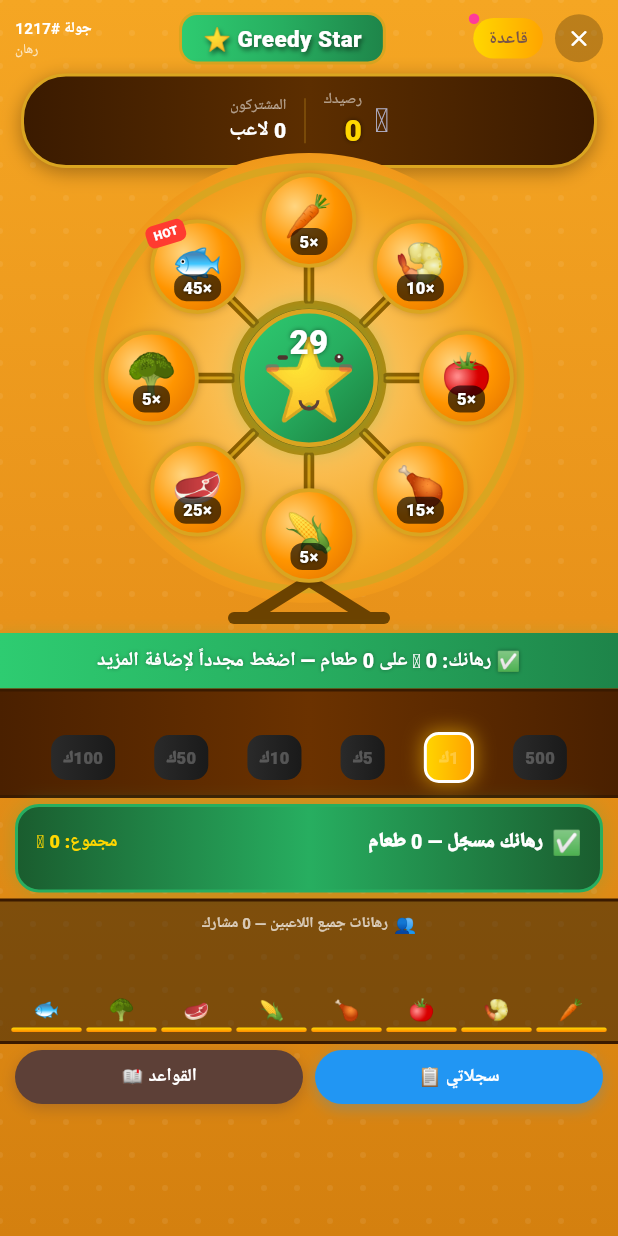
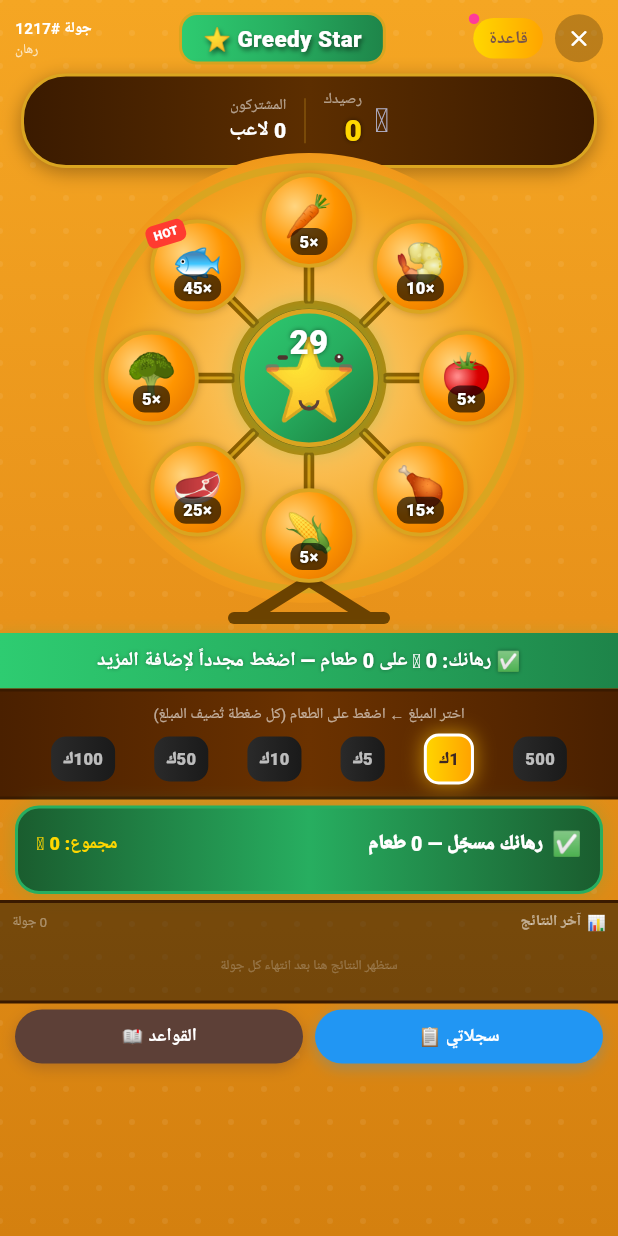
Before and after one commit to sheet-cmyk/chat-live, a Flutter app: the GreedyStarScreen screen opened by its route, on a phone screen of 412 x 824 dp. Run offline on Flutter 3.47's test engine with Material 3 defaults, Android fonts, the phone set to English and light mode, and no system bars; our stand-ins replace audioplayers, cached_network_image, cloud_firestore, firebase_auth, firebase_core, firebase_crashlytics and 13 more; missing offline and left inert: zego_express_engine; accounts and stored records are empty; Roboto replaces fonts that are missing (Cairo).

Commit message:
feat: recent winners strip, always-active amount bar, fixed bubbles
- Bottom bar now shows last 20 winning foods as history strip
- Winner stored in lastWinners[] in Firestore on each round start
- Amount bar stays tappable even after placing bets (change 10k to 500)
- Food bubbles no longer pulse/animate when bet is placed (stay fixed)

Co-Authored-By: Claude Sonnet 4.6 <noreply@anthropic.com>

```diff
--- a/lib/features/game/data/repositories/greedy_star_repository.dart
+++ b/lib/features/game/data/repositories/greedy_star_repository.dart
@@ -29,10 +29,12 @@ class GsState {
   final DateTime phaseStartAt;
   final int? winnerIndex;
   final List<WinnerInfo> topWinners;
+  final List<int> lastWinners; // food indices of last 20 winners (oldest first)
 
   const GsState({
     required this.phase, required this.roundId,
-    required this.phaseStartAt, required this.winnerIndex, required this.topWinners,
+    required this.phaseStartAt, required this.winnerIndex,
+    required this.topWinners, required this.lastWinners,
   });
 
   factory GsState.fromMap(Map<String, dynamic> d) {
@@ -41,12 +43,15 @@ class GsState {
     if (ts is Timestamp) startAt = ts.toDate();
     final winners = (d['topWinners'] as List<dynamic>?)
         ?.map((w) => WinnerInfo.fromMap(w as Map<String, dynamic>)).toList() ?? [];
+    final lastWinners = (d['lastWinners'] as List<dynamic>?)
+        ?.map((w) => (w as num).toInt()).toList() ?? [];
     return GsState(
       phase: d['phase'] as String? ?? 'betting',
       roundId: (d['roundId'] as num?)?.toInt() ?? 1217,
       phaseStartAt: startAt,
       winnerIndex: (d['winnerIndex'] as num?)?.toInt(),
       topWinners: winners,
+      lastWinners: lastWinners,
     );
   }
 
@@ -245,10 +250,18 @@ class GreedyStarRepository {
         if (!snap.exists) return;
         final d = snap.data() as Map<String, dynamic>;
         if (d['phase'] != 'result' || (d['roundId'] as num).toInt() != roundId) return;
+
+        // Append winner to lastWinners (keep last 20)
+        final winner = (d['winnerIndex'] as num?)?.toInt();
+        final prev = List<dynamic>.from(d['lastWinners'] as List? ?? []);
+        if (winner != null) prev.add(winner);
+        final trimmed = prev.length > 20 ? prev.sublist(prev.length - 20) : prev;
+
         t.update(_game, {
           'phase': 'betting', 'roundId': roundId + 1,
           'phaseStartAt': FieldValue.serverTimestamp(),
           'winnerIndex': null, 'topWinners': [],
+          'lastWinners': trimmed,
         });
         done = true;
       });
--- a/lib/features/game/presentation/screens/greedy_star_screen.dart
+++ b/lib/features/game/presentation/screens/greedy_star_screen.dart
@@ -51,7 +51,6 @@ class _GSState extends ConsumerState<GreedyStarScreen> with TickerProviderStateM
   GsState? _state;
   MyBet? _myBet;
   Map<int, int> _betterCounts = {}; // foodIndex → player count
-  Map<int, int> _foodTotals = {};   // foodIndex → total coins from ALL players
 
   // Local UI
   String _localPhase = 'loading';
@@ -71,8 +70,6 @@ class _GSState extends ConsumerState<GreedyStarScreen> with TickerProviderStateM
   // Animations
   late AnimationController _starCtrl;
   late Animation<double> _starY;
-  late AnimationController _pulseCtrl;
-  late Animation<double> _pulse;
   late AnimationController _glowCtrl;
   late Animation<double> _glow;
   late AnimationController _resultCtrl;
@@ -96,11 +93,6 @@ class _GSState extends ConsumerState<GreedyStarScreen> with TickerProviderStateM
     _starY = Tween<double>(begin: 0, end: -7)
         .animate(CurvedAnimation(parent: _starCtrl, curve: Curves.easeInOut));
 
-    _pulseCtrl = AnimationController(vsync: this, duration: const Duration(milliseconds: 650))
-      ..repeat(reverse: true);
-    _pulse = Tween<double>(begin: 1.0, end: 1.12)
-        .animate(CurvedAnimation(parent: _pulseCtrl, curve: Curves.easeInOut));
-
     _glowCtrl = AnimationController(vsync: this, duration: const Duration(milliseconds: 500))
       ..repeat(reverse: true);
     _glow = Tween<double>(begin: 4.0, end: 14.0)
@@ -119,7 +111,6 @@ class _GSState extends ConsumerState<GreedyStarScreen> with TickerProviderStateM
     _t1?.cancel();
     _t2?.cancel();
     _starCtrl.dispose();
-    _pulseCtrl.dispose();
     _glowCtrl.dispose();
     _resultCtrl.dispose();
     super.dispose();
@@ -149,16 +140,14 @@ class _GSState extends ConsumerState<GreedyStarScreen> with TickerProviderStateM
       _allBetsSub = _repo.watchBets(state.roundId).listen((snap) {
         if (!mounted) return;
         final counts = <int, int>{};
-        final totals = <int, int>{};
         for (final doc in snap.docs) {
           final d = doc.data() as Map<String, dynamic>;
           final bet = MyBet.fromMap(d);
           for (final item in bet.items) {
             counts[item.foodIndex] = (counts[item.foodIndex] ?? 0) + 1;
-            totals[item.foodIndex] = (totals[item.foodIndex] ?? 0) + item.amount;
           }
         }
-        setState(() { _betterCounts = counts; _foodTotals = totals; });
+        setState(() => _betterCounts = counts);
       });
 
       setState(() {
@@ -167,7 +156,6 @@ class _GSState extends ConsumerState<GreedyStarScreen> with TickerProviderStateM
         _claimDone = false;
         _tapping = {};
         _betterCounts = {};
-        _foodTotals = {};
       });
     }
 
@@ -352,7 +340,7 @@ class _GSState extends ConsumerState<GreedyStarScreen> with TickerProviderStateM
                       _buildPhaseBar(),
                       _buildAmountBar(),
                       if (_myBet != null) _buildPlacedBetSummary(),
-                      _buildLiveBar(),
+                      _buildRecentBar(),
                       _buildBottomRow(coins),
                       const SizedBox(height: 8),
                     ]),
@@ -490,10 +478,10 @@ class _GSState extends ConsumerState<GreedyStarScreen> with TickerProviderStateM
     final canBet = _localPhase == 'betting';
 
     Widget bubble = AnimatedBuilder(
-      animation: Listenable.merge([_pulseCtrl, _glowCtrl]),
+      animation: _glowCtrl,
       builder: (_, __) {
-        final scale = isMyBet && _localPhase == 'betting' ? _pulse.value : 1.0;
-        final glowR = isHighlighted ? _glow.value : (isMyBet ? 8.0 : 0.0);
+        const scale = 1.0; // bubbles stay fixed when bet is placed
+        final glowR = isHighlighted ? _glow.value : 0.0;
         return Transform.scale(
           scale: scale,
           child: Column(mainAxisSize: MainAxisSize.min, children: [
@@ -709,7 +697,7 @@ class _GSState extends ConsumerState<GreedyStarScreen> with TickerProviderStateM
   // ── Amount bar — select chip, then tap foods to accumulate ───────────
 
   Widget _buildAmountBar() {
-    final canBet = _localPhase == 'betting' && _myBet == null;
+    final canBet = _localPhase == 'betting'; // stays active even after placing bets
 
     return Container(
       padding: const EdgeInsets.symmetric(horizontal: 8, vertical: 8),
@@ -771,80 +759,75 @@ class _GSState extends ConsumerState<GreedyStarScreen> with TickerProviderStateM
     );
   }
 
-  // ── Live community bar — shows all players' bets per food ──────────
+  // ── Recent winners bar — history strip showing last 20 winning foods ─
 
-  Widget _buildLiveBar() {
-    final maxTotal = _foodTotals.values.fold(0, (a, b) => b > a ? b : a);
-    final totalPlayers = _betterCounts.values.fold(0, (a, b) => a + b);
+  Widget _buildRecentBar() {
+    final winners = _state?.lastWinners ?? [];
+    // Also show current round winner if in result phase
+    final all = [
+      ...winners,
+      if (_localPhase == 'result' && (_state?.winnerIndex != null)) _state!.winnerIndex!,
+    ];
 
     return Container(
-      padding: const EdgeInsets.fromLTRB(6, 6, 6, 6),
+      padding: const EdgeInsets.fromLTRB(8, 5, 8, 5),
       decoration: BoxDecoration(
-        color: Colors.black.withAlpha(110),
+        color: Colors.black.withAlpha(120),
         border: const Border(
           top: BorderSide(color: Color(0xFF3A1A00), width: 2),
           bottom: BorderSide(color: Color(0xFF3A1A00), width: 2),
         ),
       ),
       child: Column(mainAxisSize: MainAxisSize.min, children: [
-        // Header
-        Row(mainAxisAlignment: MainAxisAlignment.center, children: [
-          const Text('👥', style: TextStyle(fontSize: 12)),
+        Row(children: [
+          const Text('📊', style: TextStyle(fontSize: 10)),
           const SizedBox(width: 4),
-          Text('رهانات جميع اللاعبين — $totalPlayers مشارك',
-            style: const TextStyle(color: Colors.white70, fontFamily: 'Cairo', fontSize: 10, fontWeight: FontWeight.bold)),
+          const Text('آخر النتائج',
+            style: TextStyle(color: Colors.white54, fontFamily: 'Cairo', fontSize: 10, fontWeight: FontWeight.bold)),
+          const Spacer(),
+          Text('${all.length} جولة',
+            style: const TextStyle(color: Colors.white38, fontFamily: 'Cairo', fontSize: 9)),
         ]),
-        const SizedBox(height: 6),
-        // Per-food bars
+        const SizedBox(height: 4),
         SizedBox(
-          height: 58,
-          child: Row(
-            crossAxisAlignment: CrossAxisAlignment.end,
-            children: List.generate(8, (i) {
-              final food = _kFoods[i];
-              final total = _foodTotals[i] ?? 0;
-              final count = _betterCounts[i] ?? 0;
-              final frac = maxTotal > 0 ? total / maxTotal : 0.0;
-              final barH = (frac * 28).clamp(3.0, 28.0);
-              final isMine = _myBet?.hasBetOn(i) ?? false;
-
-              return Expanded(
-                child: Padding(
-                  padding: const EdgeInsets.symmetric(horizontal: 1.5),
-                  child: Column(
-                    mainAxisAlignment: MainAxisAlignment.end,
-                    children: [
-                      if (count > 0)
-                        Text('$count', style: const TextStyle(color: Colors.white60, fontSize: 8, fontWeight: FontWeight.bold)),
-                      Text(food.emoji, style: const TextStyle(fontSize: 14)),
-                      const SizedBox(height: 2),
-                      AnimatedContainer(
-                        duration: const Duration(milliseconds: 400),
-                        height: barH,
+          height: 36,
+          child: all.isEmpty
+              ? Center(child: Text('ستظهر النتائج هنا بعد انتهاء كل جولة',
+                  style: TextStyle(color: Colors.white.withAlpha(60), fontFamily: 'Cairo', fontSize: 9)))
+              : ListView.builder(
+                  scrollDirection: Axis.horizontal,
+                  reverse: false,
+                  itemCount: all.length,
+                  itemBuilder: (_, idx) {
+                    final fi = all[idx];
+                    final isLatest = idx == all.length - 1;
+                    return Padding(
+                      padding: const EdgeInsets.symmetric(horizontal: 2),
+                      child: AnimatedContainer(
+                        duration: const Duration(milliseconds: 300),
+                        width: isLatest ? 34 : 30,
+                        height: isLatest ? 34 : 30,
                         decoration: BoxDecoration(
-                          gradient: LinearGradient(
-                            colors: isMine
-                                ? [const Color(0xFF27AE60), const Color(0xFF1A7A3A)]
-                                : [const Color(0xFFFFD700), const Color(0xFFFF8C00)],
-                            begin: Alignment.topCenter, end: Alignment.bottomCenter,
+                          shape: BoxShape.circle,
+                          color: isLatest
+                              ? const Color(0xFFFFD700).withAlpha(60)
+                              : Colors.white.withAlpha(15),
+                          border: Border.all(
+                            color: isLatest ? const Color(0xFFFFD700) : Colors.white24,
+                            width: isLatest ? 2 : 1,
                           ),
-                          borderRadius: BorderRadius.circular(4),
-                          boxShadow: isMine
-                              ? [BoxShadow(color: Colors.green.withAlpha(100), blurRadius: 4)]
+                          boxShadow: isLatest
+                              ? [BoxShadow(color: const Color(0xFFFFD700).withAlpha(100), blurRadius: 6)]
                               : [],
                         ),
+                        child: Center(
+                          child: Text(_kFoods[fi].emoji,
+                            style: TextStyle(fontSize: isLatest ? 18 : 15)),
+                        ),
                       ),
-                      if (total > 0)
-                        Text(_fmtNum(total),
-                          style: TextStyle(
-                            color: isMine ? const Color(0xFF27AE60) : const Color(0xFFFFD700),
-                            fontSize: 7, fontWeight: FontWeight.w900)),
-                    ],
-                  ),
+                    );
+                  },
                 ),
-              );
-            }),
-          ),
         ),
       ]),
     );
```
